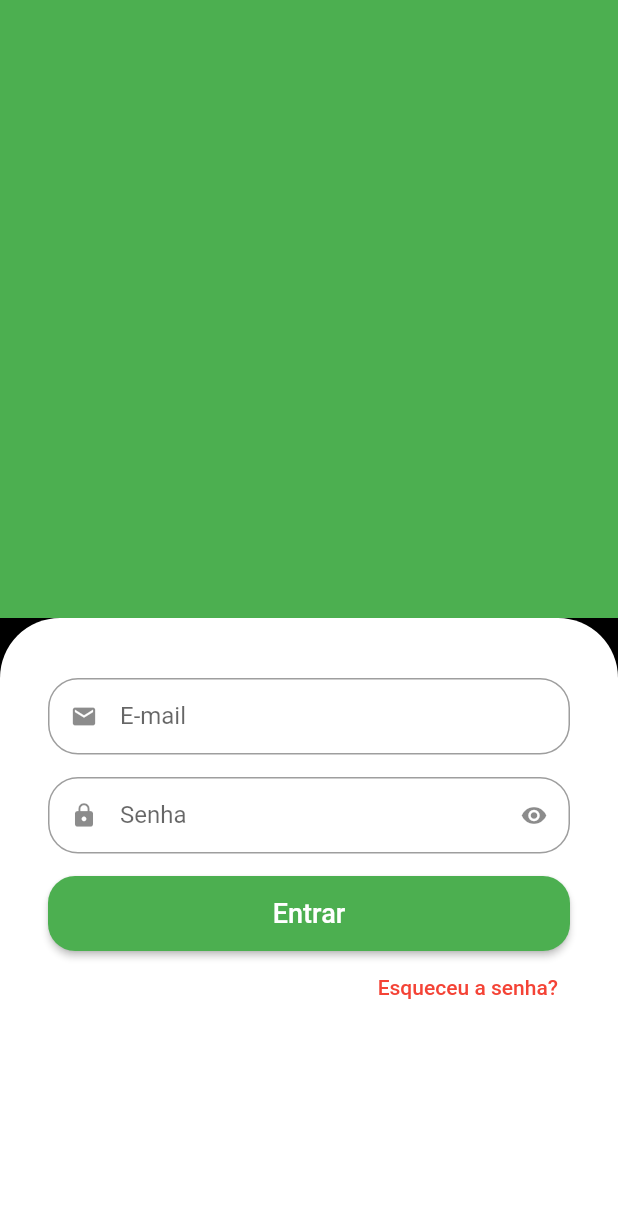
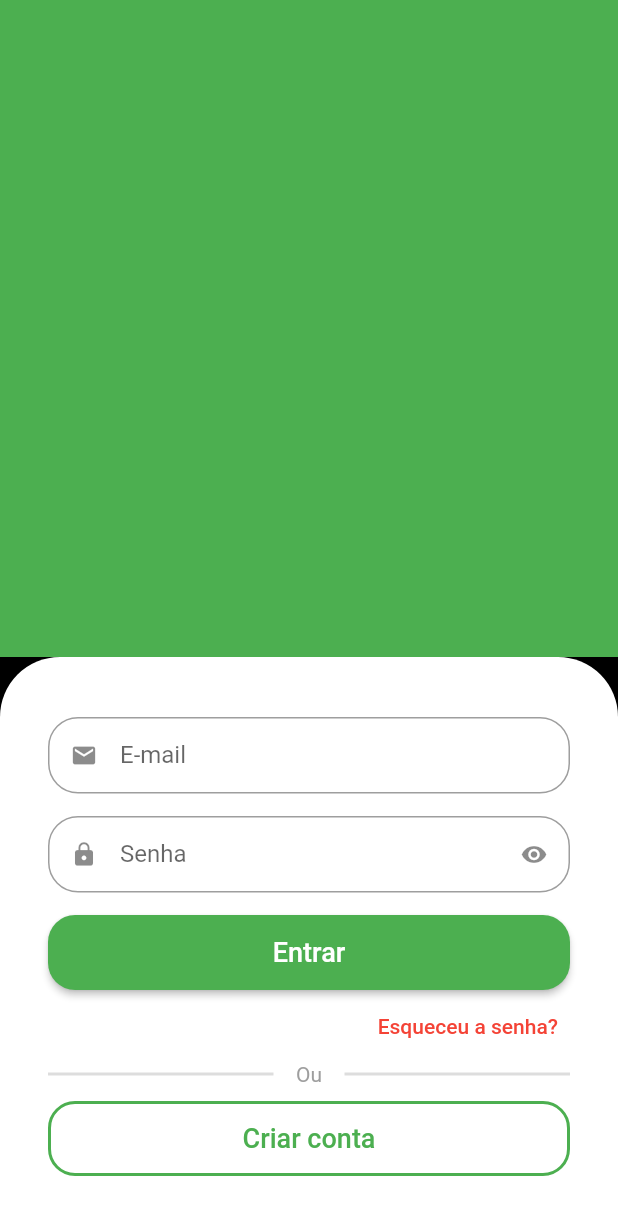
Before and after one commit to DavidSantos03/greengrocer_project_older_flutter_version, a Flutter app: the screen it shows after launch, on a phone screen of 412 x 824 dp. Shown: the top 1215 px of the screen. Run offline on Flutter 3.47's test engine with Material 2 defaults, Android fonts, the phone set to English and light mode, and no system bars.

Commit message:
Botão Cadastro e Widget Expanded

```diff
--- a/lib/src/auth/sign_in_screen.dart
+++ b/lib/src/auth/sign_in_screen.dart
@@ -15,8 +15,7 @@ class SignInScreen extends StatelessWidget {
               color: Colors.green,
             ),
           ),
-          Expanded(
-            child: Container(
+          Container(
             padding: const EdgeInsets.symmetric(horizontal: 32, vertical: 40),
             decoration: const BoxDecoration(
               color: Colors.white,
@@ -27,15 +26,18 @@ class SignInScreen extends StatelessWidget {
             child: Column(
               crossAxisAlignment: CrossAxisAlignment.stretch,
               children: <Widget>[
+                //E-mail
                 const CustomTextField(
                   icon: Icons.email,
                   label: 'E-mail',
                 ),
+                //Senha
                 const CustomTextField(
                   icon: Icons.lock,
                   label: 'Senha',
                   isSecret: true,
                 ),
+                //Botão Entrar
                 SizedBox(
                   height: 50,
                   child: ElevatedButton(
@@ -53,6 +55,7 @@ class SignInScreen extends StatelessWidget {
                     ),
                   ),
                 ),
+                //Esqueceu a senha
                 Align(
                   alignment: Alignment.centerRight,
                   child: TextButton(
@@ -65,8 +68,58 @@ class SignInScreen extends StatelessWidget {
                     ),
                   ),
                 ),
+                //Divisor
+                Padding(
+                  padding: const EdgeInsets.only(bottom: 10),
+                  child: Row(
+                    children: [
+                      Expanded(
+                        child: Divider(
+                          color: Colors.grey.withAlpha(90),
+                          thickness: 2,
+                        ),
+                      ),
+                      const Padding(
+                        padding: EdgeInsets.symmetric(horizontal: 15),
+                        child: Text(
+                          'Ou',
+                          style: TextStyle(
+                            color: Colors.grey,
+                          ),
+                        ),
+                      ),
+                      Expanded(
+                        child: Divider(
+                          color: Colors.grey.withAlpha(90),
+                          thickness: 2,
+                        ),
+                      ),
                     ],
                   ),
+                ),
+                //Botão Criar Nova Conta
+                SizedBox(
+                  height: 50,
+                  child: OutlinedButton(
+                    onPressed: () {},
+                    child: const Text(
+                      'Criar conta',
+                      style: TextStyle(
+                        fontSize: 18,
+                      ),
+                    ),
+                    style: OutlinedButton.styleFrom(
+                      side: const BorderSide(
+                        color: Colors.green,
+                        width: 2,
+                      ),
+                      shape: RoundedRectangleBorder(
+                        borderRadius: BorderRadius.circular(18),
+                      ),
+                    ),
+                  ),
+                ),
+              ],
             ),
           ),
         ],
```
Lines whose indentation alone changed are shown as unchanged.
